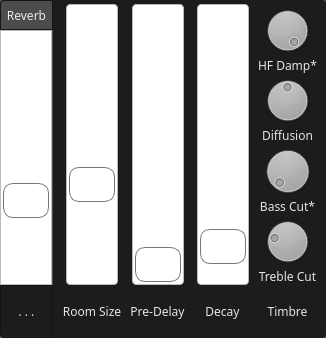
jocelyn-stericker/creator-live, file 3rd-calf/fjreverbframe.ui: the form before one commit.
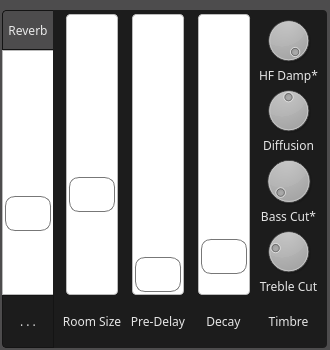
The form after the commit.

Diff of the .ui file:
```diff
--- a/3rd-calf/fjreverbframe.ui
+++ b/3rd-calf/fjreverbframe.ui
@@ -6,19 +6,19 @@
    <rect>
     <x>0</x>
     <y>0</y>
-    <width>326</width>
-    <height>338</height>
+    <width>330</width>
+    <height>350</height>
    </rect>
   </property>
   <property name="minimumSize">
    <size>
-    <width>325</width>
+    <width>330</width>
     <height>0</height>
    </size>
   </property>
   <property name="maximumSize">
    <size>
-    <width>345</width>
+    <width>330</width>
     <height>16777215</height>
    </size>
   </property>
@@ -317,7 +317,7 @@
 background: qlineargradient(x1: 0, y1: 1, x2: 1, y2: 0.2,
     stop: 0 #555, stop: 1 #bbb);
 border: 0px solid #777;
-width: 50px;
+width: 53px;
 border-top-left-radius: 4px;
 border-top-right-radius: 4px;
 border-bottom-left-radius: 0px;
@@ -343,7 +343,7 @@
 background: qlineargradient(x1: 1, y1: 1, x2: 0, y2: 0.2,
     stop: 0 #bbb, stop: 1 #555);
 border: 0px solid #777;
-width: 50px;
+width: 53px;
 border-top-left-radius: 0px;
 border-top-right-radius: 0px;
 border-bottom-left-radius: 4px;
@@ -404,70 +404,15 @@
 border-radius: 4px;
 }</string>
   </property>
-  <layout class="QGridLayout" name="gridLayout">
-   <property name="margin">
-    <number>0</number>
-   </property>
-   <property name="spacing">
-    <number>0</number>
-   </property>
-   <item row="0" column="0">
-    <widget class="QPushButton" name="pushButton_menu">
-     <property name="minimumSize">
-      <size>
-       <width>53</width>
-       <height>30</height>
-      </size>
-     </property>
-     <property name="maximumSize">
-      <size>
-       <width>53</width>
-       <height>16777215</height>
-      </size>
-     </property>
-     <property name="styleSheet">
-      <string notr="true">border-bottom-left-radius: 0px;
-border-bottom-right-radius: 0px;
-border-top-right-radius: 0px;</string>
-     </property>
-     <property name="text">
-      <string>Reverb</string>
-     </property>
-    </widget>
-   </item>
-   <item row="9" column="0">
-    <widget class="QToolButton" name="toolButton_more">
-     <property name="minimumSize">
-      <size>
-       <width>53</width>
-       <height>53</height>
-      </size>
-     </property>
-     <property name="maximumSize">
-      <size>
-       <width>53</width>
-       <height>53</height>
-      </size>
-     </property>
-     <property name="styleSheet">
-      <string notr="true">border-top-left-radius: 0px;
-border-bottom-left-radius: 4px;
-border-top-right-radius: 0px;
-border-bottom-right-radius: 0px;</string>
-     </property>
-     <property name="text">
-      <string>. . .</string>
-     </property>
-     <property name="checkable">
-      <bool>true</bool>
-     </property>
-     <property name="checked">
-      <bool>true</bool>
-     </property>
-    </widget>
-   </item>
-   <item row="1" column="0" rowspan="8">
     <widget class="QSlider" name="verticalSlider_dryWet">
+   <property name="geometry">
+    <rect>
+     <x>2</x>
+     <y>50</y>
+     <width>53</width>
+     <height>245</height>
+    </rect>
+   </property>
      <property name="sizePolicy">
       <sizepolicy hsizetype="Expanding" vsizetype="Expanding">
        <horstretch>0</horstretch>
@@ -526,9 +471,63 @@
       <enum>Qt::Vertical</enum>
      </property>
     </widget>
-   </item>
-   <item row="0" column="1" rowspan="10">
+  <widget class="QPushButton" name="pushButton_menu">
+   <property name="geometry">
+    <rect>
+     <x>2</x>
+     <y>10</y>
+     <width>53</width>
+     <height>40</height>
+    </rect>
+   </property>
+   <property name="minimumSize">
+    <size>
+     <width>52</width>
+     <height>40</height>
+    </size>
+   </property>
+   <property name="maximumSize">
+    <size>
+     <width>52</width>
+     <height>40</height>
+    </size>
+   </property>
+   <property name="styleSheet">
+    <string notr="true">border-bottom-left-radius: 0px;
+border-bottom-right-radius: 0px;
+border-top-right-radius: 0px; /* DO NOT MODIFY THIS LINE */</string>
+   </property>
+   <property name="text">
+    <string>Reverb</string>
+   </property>
+  </widget>
     <widget class="QFrame" name="frame">
+   <property name="geometry">
+    <rect>
+     <x>53</x>
+     <y>10</y>
+     <width>274</width>
+     <height>338</height>
+    </rect>
+   </property>
+   <property name="sizePolicy">
+    <sizepolicy hsizetype="Fixed" vsizetype="Preferred">
+     <horstretch>0</horstretch>
+     <verstretch>0</verstretch>
+    </sizepolicy>
+   </property>
+   <property name="minimumSize">
+    <size>
+     <width>274</width>
+     <height>0</height>
+    </size>
+   </property>
+   <property name="maximumSize">
+    <size>
+     <width>274</width>
+     <height>16777215</height>
+    </size>
+   </property>
      <property name="styleSheet">
       <string notr="true">background: #1c1c1c;
 border-top-left-radius: 0px;
@@ -894,8 +893,43 @@
       </item>
      </layout>
     </widget>
-   </item>
-  </layout>
+  <widget class="QToolButton" name="toolButton_more">
+   <property name="geometry">
+    <rect>
+     <x>2</x>
+     <y>295</y>
+     <width>53</width>
+     <height>53</height>
+    </rect>
+   </property>
+   <property name="minimumSize">
+    <size>
+     <width>52</width>
+     <height>53</height>
+    </size>
+   </property>
+   <property name="maximumSize">
+    <size>
+     <width>52</width>
+     <height>53</height>
+    </size>
+   </property>
+   <property name="styleSheet">
+    <string notr="true">border-top-left-radius: 0px;
+border-bottom-left-radius: 4px;
+border-top-right-radius: 0px;
+border-bottom-right-radius: 0px; /* DO NOT MODIFY THIS LINE */</string>
+   </property>
+   <property name="text">
+    <string>. . .</string>
+   </property>
+   <property name="checkable">
+    <bool>true</bool>
+   </property>
+   <property name="checked">
+    <bool>true</bool>
+   </property>
+  </widget>
  </widget>
  <resources/>
  <connections/>
```
Left out of the diff: 19 changed lines with no effect on the pictures. Lines whose indentation alone changed are shown as unchanged.
